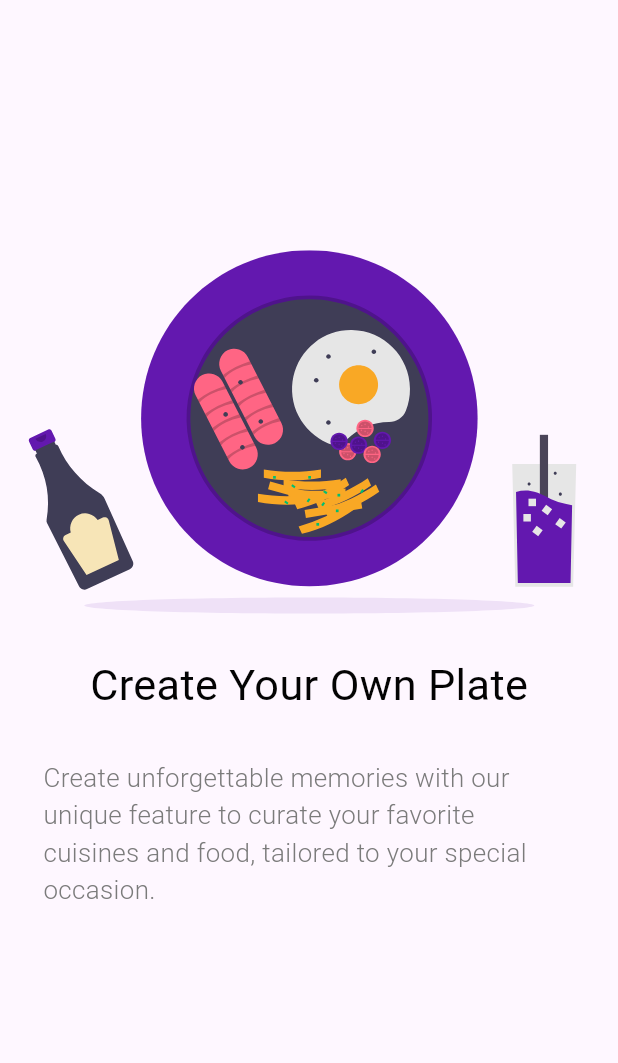
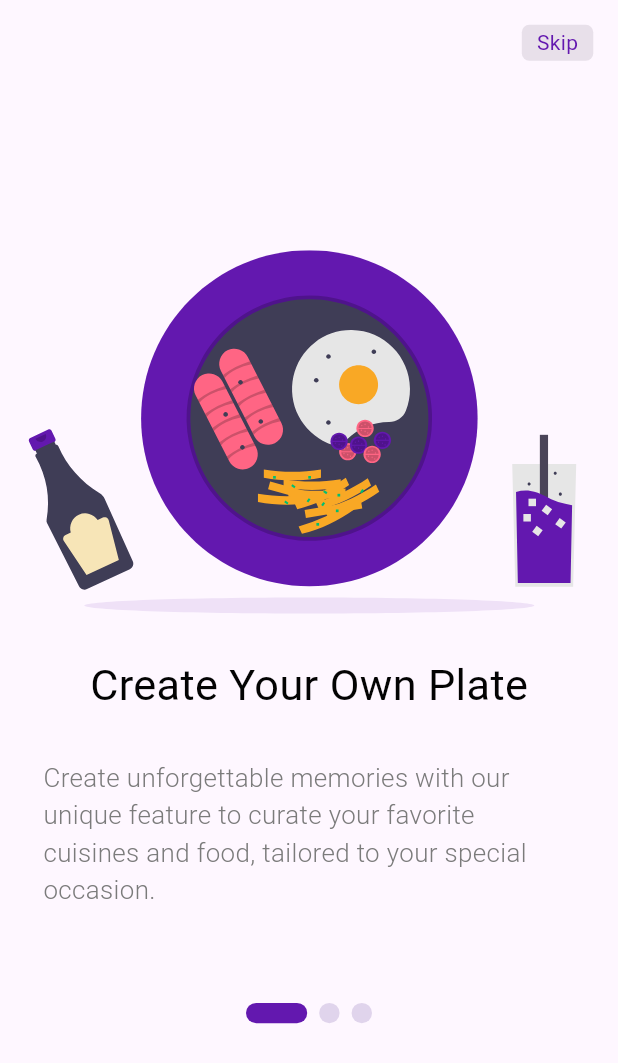
Before and after one commit to Utkarsh4517/craftmyplate-ui, a Flutter app: the screen it shows after launch, on a phone screen of 412 x 824 dp. Shown: the top 1063 px of the screen. Run offline on Flutter 3.47's test engine with Material 2 defaults, Android fonts, the phone set to English and light mode, and no system bars; drawn by our look-alikes of smooth_page_indicator; our stand-ins replace flutter_svg, shared_preferences; Roboto replaces fonts that are missing (Lexend).

Commit message:
added smooth page indicator to on boarding screen

```diff
--- a/lib/constants/colors.dart
+++ b/lib/constants/colors.dart
@@ -4,3 +4,4 @@ const purpleColor = Color(0xff6318AF);
 const creammColor = Color(0xffF7E5B7);
 const whiteColor = Colors.white;
 const blackColor = Colors.black;
+const purpleBg = Color(0xffE8E0EA);
--- a/lib/screens/on_boarrding_screen/on_boarding_screen.dart
+++ b/lib/screens/on_boarrding_screen/on_boarding_screen.dart
@@ -1,9 +1,12 @@
+import 'package:craftmyplate/constants/colors.dart';
+import 'package:craftmyplate/constants/constraints.dart';
 import 'package:craftmyplate/screens/homepage/homepage.dart';
 import 'package:craftmyplate/screens/on_boarrding_screen/intro_page1.dart';
 import 'package:craftmyplate/screens/on_boarrding_screen/intro_page2.dart';
 import 'package:craftmyplate/screens/on_boarrding_screen/intro_page3.dart';
 import 'package:flutter/material.dart';
 import 'package:shared_preferences/shared_preferences.dart';
+import 'package:smooth_page_indicator/smooth_page_indicator.dart';
 
 class OnBoardingScreen extends StatefulWidget {
   const OnBoardingScreen({super.key});
@@ -30,7 +33,8 @@ class _OnBoardingScreenState extends State<OnBoardingScreen> {
   @override
   Widget build(BuildContext context) {
     return Scaffold(
-      body: Stack(
+      body: SafeArea(
+        child: Stack(
           children: [
             PageView(
               onPageChanged: (index) {
@@ -41,7 +45,43 @@ class _OnBoardingScreenState extends State<OnBoardingScreen> {
               controller: _controller,
               children: const [IntroPage1(), IntroPage2(), IntroPage3()],
             ),
+            Row(
+              mainAxisAlignment: MainAxisAlignment.end,
+              children: [
+                Container(
+                  margin: EdgeInsets.all(getScreenWidth(context) * 0.04),
+                  padding:
+                      const EdgeInsets.symmetric(horizontal: 10, vertical: 2),
+                  decoration: BoxDecoration(
+                      color: purpleBg, borderRadius: BorderRadius.circular(5)),
+                  child: const Text('Skip',
+                      style: TextStyle(
+                          color: purpleColor,
+                          fontFamily: 'Lexend',
+                          fontWeight: FontWeight.w400)),
+                ),
               ],
+            ),
+            Row(
+              mainAxisAlignment: MainAxisAlignment.center,
+              children: [
+                Container(
+                  alignment: const AlignmentDirectional(0, 0.65),
+                  child: SmoothPageIndicator(
+                    controller: _controller,
+                    count: 3,
+                    effect: ExpandingDotsEffect(
+                      dotColor: const Color(0xffE0D4EC),
+                      activeDotColor: purpleColor,
+                      dotWidth: getScreenWidth(context) * 0.033,
+                      dotHeight: getScreenWidth(context) * 0.033,
+                    ),
+                  ),
+                ),
+              ],
+            )
+          ],
+        ),
       ),
     );
   }
--- a/pubspec.yaml
+++ b/pubspec.yaml
@@ -36,6 +36,7 @@ dependencies:
   cupertino_icons: ^1.0.2
   shared_preferences: ^2.2.0
   flutter_svg: ^2.0.7
+  smooth_page_indicator: ^1.1.0
 dev_dependencies:
   flutter_test:
     sdk: flutter
```
Also changed, not shown: pubspec.lock. Lines whose indentation alone changed are shown as unchanged.
